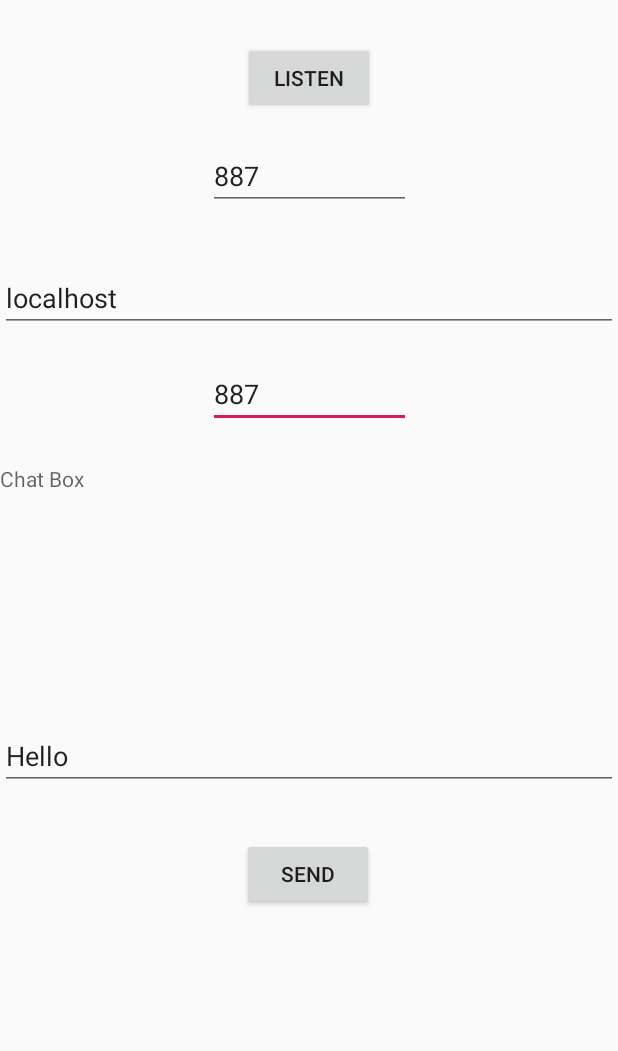
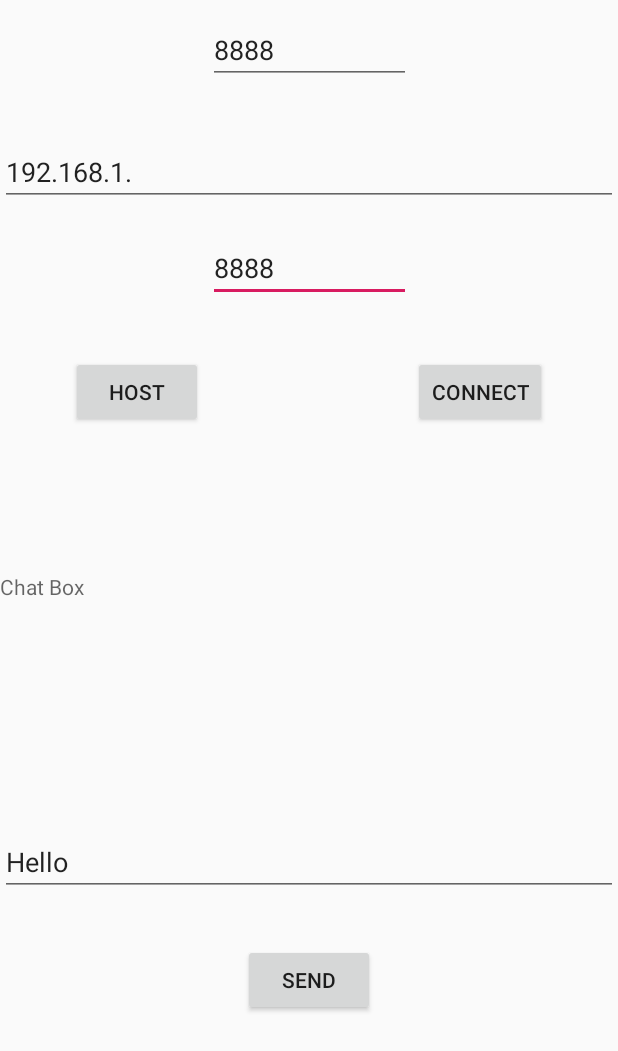
Before and after one commit to Partha-Sarker/Peer-2-Peer-messaging-app, an Android app: the screen it shows after launch (MainActivity), on a phone screen of 412 x 824 dp. Shown: the top 1051 px of the screen. Run offline under Robolectric (Android 15) with nearby library versions, the phone set to English and light mode, and no system bars.

Commit message:
Chatting works!

```diff
--- a/app/src/main/AndroidManifest.xml
+++ b/app/src/main/AndroidManifest.xml
@@ -4,6 +4,8 @@
     package="com.example.p2pmessagingapp">
 
     <uses-permission android:name="android.permission.INTERNET" />
+    <uses-permission android:name="android.permission.ACCESS_NETWORK_STATE" />
+
 
     <application
         android:allowBackup="true"
--- a/app/src/main/java/com/example/p2pmessagingapp/WritableGUI.java
+++ b/app/src/main/java/com/example/p2pmessagingapp/WritableGUI.java
@@ -1,6 +1,6 @@
-package com.example.p2pmessagingapp;
-
-public interface WritableGUI {
-
-    public void write(String s);
-}
+//package com.example.p2pmessagingapp;
+//
+//public interface WritableGUI {
+//
+//    public void write(String s);
+//}
--- a/app/src/main/res/layout/activity_main.xml
+++ b/app/src/main/res/layout/activity_main.xml
@@ -14,7 +14,7 @@
         android:ems="10"
         android:hint="Target Port"
         android:inputType="number"
-        android:text="887"
+        android:text="8888"
         app:layout_constraintEnd_toEndOf="parent"
         app:layout_constraintStart_toStartOf="parent"
         app:layout_constraintTop_toBottomOf="@+id/targetIPEditText" />
@@ -23,14 +23,15 @@
         android:id="@+id/receiveEditText"
         android:layout_width="135dp"
         android:layout_height="40dp"
-        android:layout_marginTop="24dp"
+        android:layout_marginTop="16dp"
         android:ems="10"
         android:hint="Receive Port"
         android:inputType="number"
-        android:text="887"
+        android:text="8888"
         app:layout_constraintEnd_toEndOf="parent"
+        app:layout_constraintHorizontal_bias="0.502"
         app:layout_constraintStart_toStartOf="parent"
-        app:layout_constraintTop_toBottomOf="@+id/listenButton" />
+        app:layout_constraintTop_toTopOf="parent" />
 
     <EditText
         android:id="@+id/targetIPEditText"
@@ -40,7 +41,7 @@
         android:ems="10"
         android:hint="Target IP"
         android:inputType="textPersonName"
-        android:text="localhost"
+        android:text="192.168.1."
         app:layout_constraintEnd_toEndOf="parent"
         app:layout_constraintStart_toStartOf="parent"
         app:layout_constraintTop_toBottomOf="@+id/receiveEditText" />
@@ -49,49 +50,68 @@
         android:id="@+id/messageEditText"
         android:layout_width="0dp"
         android:layout_height="wrap_content"
-        android:layout_marginTop="32dp"
+        android:layout_marginTop="16dp"
         android:ems="10"
         android:hint="Message"
         android:inputType="textPersonName"
-        android:onClick="onListenClicked"
         android:text="Hello"
+        app:layout_constraintBottom_toBottomOf="parent"
         app:layout_constraintEnd_toEndOf="parent"
         app:layout_constraintHorizontal_bias="0.0"
         app:layout_constraintStart_toStartOf="parent"
-        app:layout_constraintTop_toBottomOf="@+id/chatText" />
-
-    <Button
-        android:id="@+id/listenButton"
-        android:layout_width="wrap_content"
-        android:layout_height="wrap_content"
-        android:layout_marginTop="28dp"
-        android:onClick="onListenClicked"
-        android:text="listen"
-        app:layout_constraintEnd_toEndOf="parent"
-        app:layout_constraintStart_toStartOf="parent"
-        app:layout_constraintTop_toTopOf="parent" />
+        app:layout_constraintTop_toBottomOf="@+id/chatText"
+        app:layout_constraintVertical_bias="0.060000002" />
 
     <Button
         android:id="@+id/sendButton"
         android:layout_width="wrap_content"
         android:layout_height="wrap_content"
         android:layout_marginTop="32dp"
+        android:onClick="onSendClicked"
         android:text="Send"
-        android:onClick="onSendClicked"
+        app:layout_constraintBottom_toBottomOf="parent"
         app:layout_constraintEnd_toEndOf="parent"
-        app:layout_constraintHorizontal_bias="0.498"
         app:layout_constraintStart_toStartOf="parent"
-        app:layout_constraintTop_toBottomOf="@+id/messageEditText" />
+        app:layout_constraintTop_toBottomOf="@+id/messageEditText"
+        app:layout_constraintVertical_bias="0.0" />
 
     <TextView
         android:id="@+id/chatText"
         android:layout_width="0dp"
         android:layout_height="140dp"
-        android:layout_marginTop="24dp"
         android:hint="Chat Box"
+        app:layout_constraintBottom_toBottomOf="parent"
         app:layout_constraintEnd_toEndOf="parent"
-        app:layout_constraintHorizontal_bias="0.498"
+        app:layout_constraintHorizontal_bias="1.0"
         app:layout_constraintStart_toStartOf="parent"
-        app:layout_constraintTop_toBottomOf="@+id/targetPortEditText" />
+        app:layout_constraintTop_toBottomOf="@+id/hostButton"
+        app:layout_constraintVertical_bias="0.24000001" />
+
+    <Button
+        android:id="@+id/hostButton"
+        android:layout_width="wrap_content"
+        android:layout_height="wrap_content"
+        android:layout_marginTop="36dp"
+        android:onClick="onHostClicked"
+        android:text="host"
+        app:layout_constraintBottom_toBottomOf="parent"
+        app:layout_constraintEnd_toStartOf="@+id/connectButton"
+        app:layout_constraintStart_toStartOf="parent"
+        app:layout_constraintTop_toBottomOf="@+id/targetPortEditText"
+        app:layout_constraintVertical_bias="0.0" />
+
+    <Button
+        android:id="@+id/connectButton"
+        android:layout_width="wrap_content"
+        android:layout_height="wrap_content"
+        android:layout_marginStart="92dp"
+        android:layout_marginTop="36dp"
+        android:onClick="onConnectClicked"
+        android:text="Connect"
+        app:layout_constraintBottom_toBottomOf="@+id/hostButton"
+        app:layout_constraintEnd_toEndOf="parent"
+        app:layout_constraintStart_toEndOf="@+id/hostButton"
+        app:layout_constraintTop_toBottomOf="@+id/targetPortEditText"
+        app:layout_constraintVertical_bias="1.0" />
 
 </androidx.constraintlayout.widget.ConstraintLayout>
```
Also changed, not shown: app/src/main/java/com/example/p2pmessagingapp/MainActivity.java (+152 -12 lines), app/src/main/java/com/example/p2pmessagingapp/MessageListener.java (+45 -45 lines), app/src/main/java/com/example/p2pmessagingapp/MessageTransmitter.java (+44 -44 lines).
